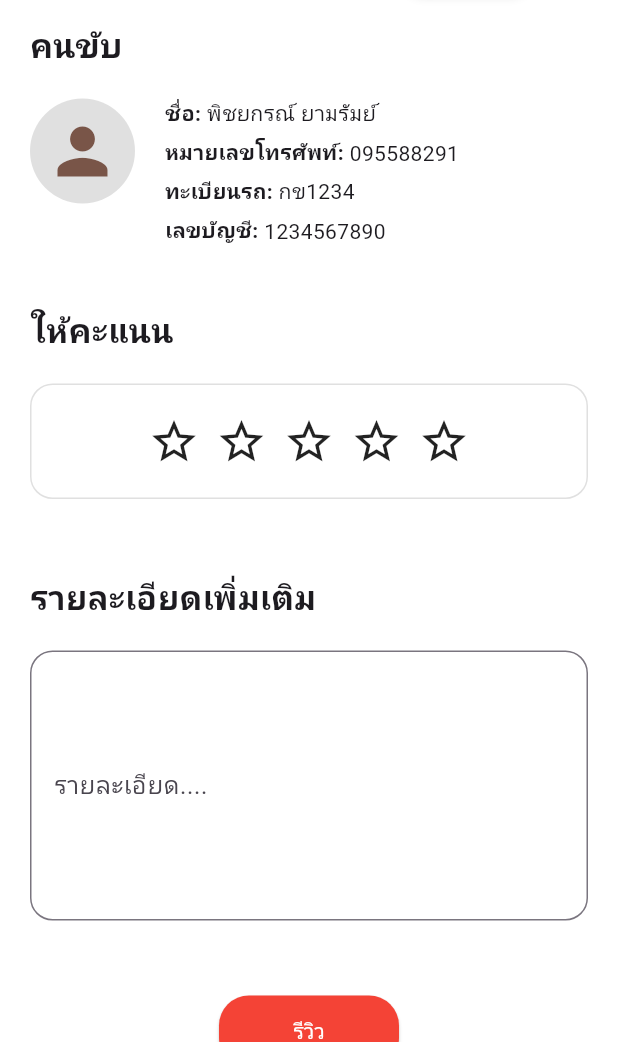
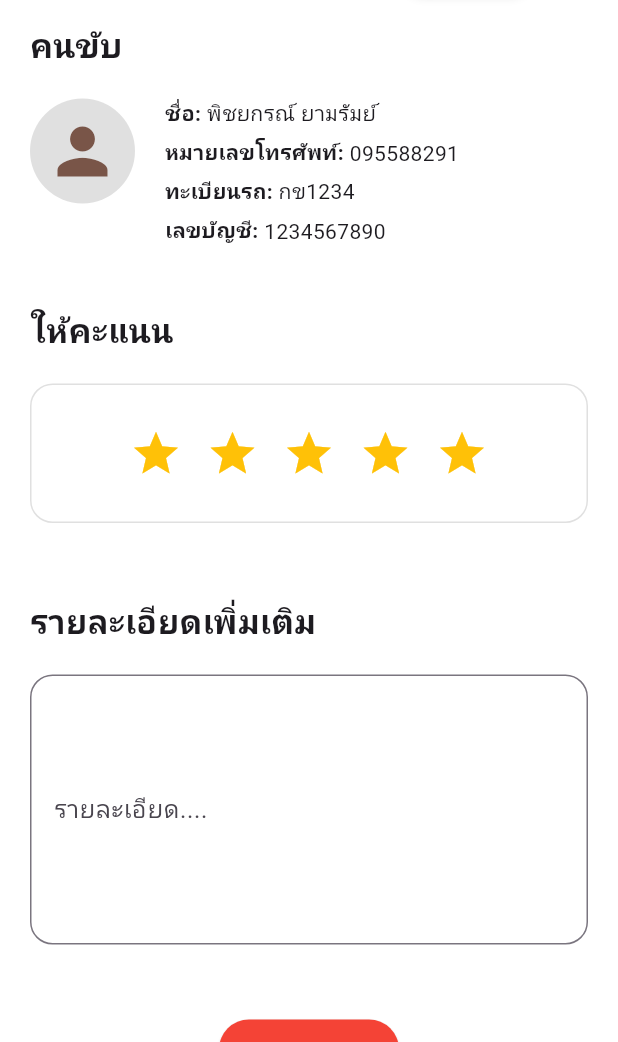
Before and after one commit to 66011212243/caremate_project, a Flutter app: the ReviewPage screen opened directly, on a phone screen of 412 x 824 dp, the part 194-1236 px from its top. Run offline on Flutter 3.47's test engine with Material 3 defaults, Android fonts, the phone set to English and light mode, and no system bars; our stand-ins replace cloud_firestore, firebase_auth, firebase_core, fluttertoast, geocoding, geolocator and 2 more; missing offline and left inert: bcrypt, longdo_maps_api3_flutter; accounts and stored records are empty.

Commit message:
add code

```diff
--- a/lib/main.dart
+++ b/lib/main.dart
@@ -11,6 +11,7 @@ import 'package:caremate_application/page/homepage_provider.dart';
 import 'package:caremate_application/page/homepage_service.dart';
 import 'package:caremate_application/page/map_page.dart';
 import 'package:flutter/material.dart';
+import 'package:caremate_application/page/review.dart';
 
 Future<void> main() async {
   WidgetsFlutterBinding.ensureInitialized();
@@ -34,7 +35,7 @@ class MyApp extends StatelessWidget {
         //
         colorScheme: ColorScheme.fromSeed(seedColor: Colors.deepPurple),
       ),
-      home: BreakStatusJob(),
+      home: ReviewPage(),
     );
   }
 }
--- a/lib/page/review.dart
+++ b/lib/page/review.dart
@@ -1,7 +1,60 @@
+import 'package:caremate_application/page/Report.dart';
 import 'package:flutter/material.dart';
+import 'package:cloud_firestore/cloud_firestore.dart';
 
 class ReviewPage extends StatelessWidget {
-  const ReviewPage({super.key});
+  final String jobId;
+  final String driverName;
+  final String driverId;
+  final String phoneNumber;
+  final String licensePlate;
+  final String promptPay;
+
+  ReviewPage({
+    super.key,
+    this.jobId = "001",
+    this.driverName = "พิชยกรณ์ ยามรัมย์",
+    this.driverId = "01",
+    this.phoneNumber = "095588291",
+    this.licensePlate = "กข1234",
+    this.promptPay = "1234567890",
+  });
+
+  //  2. สร้างตัวแปรเก็บข้อความ และ คะแนนดาว (ใช้ ValueNotifier แบบง่าย ไม่ต้องแปลงเป็น StatefulWidget)
+  final TextEditingController commentController = TextEditingController();
+  final ValueNotifier<int> ratingNotifier = ValueNotifier<int>(5);
+
+  //  3. ฟังก์ชันบันทึกลง Firebase
+  void _saveReview(BuildContext context) async {
+    if (commentController.text.trim().isEmpty) {
+      ScaffoldMessenger.of(context).showSnackBar(
+        const SnackBar(content: Text('กรุณากรอกรายละเอียดเพิ่มเติม')),
+      );
+      return;
+    }
+
+    try {
+      await FirebaseFirestore.instance.collection('review').add({
+        'jobId': jobId,
+        'driverId': driverId,
+        'rating': ratingNotifier.value,
+        'comment': commentController.text.trim(),
+      });
+
+      if (context.mounted) {
+        ScaffoldMessenger.of(
+          context,
+        ).showSnackBar(const SnackBar(content: Text('บันทึกรีวิวสำเร็จ!')));
+        Navigator.pop(context);
+      }
+    } catch (e) {
+      if (context.mounted) {
+        ScaffoldMessenger.of(
+          context,
+        ).showSnackBar(SnackBar(content: Text('เกิดข้อผิดพลาด: $e')));
+      }
+    }
+  }
 
   @override
   Widget build(BuildContext context) {
@@ -9,7 +62,10 @@ class ReviewPage extends StatelessWidget {
       backgroundColor: Colors.white,
 
       appBar: AppBar(
-        leading: const Icon(Icons.arrow_back, color: Colors.black),
+        leading: IconButton(
+          icon: const Icon(Icons.arrow_back, color: Colors.black),
+          onPressed: () => Navigator.pop(context),
+        ),
 
         title: const Text(
           'รีวิว',
@@ -42,7 +98,12 @@ class ReviewPage extends StatelessWidget {
                       elevation: 3,
                     ),
 
-                    onPressed: () {},
+                    onPressed: () {
+                      Navigator.push(
+                        context,
+                        MaterialPageRoute(builder: (context) => ReportPage()),
+                      );
+                    },
 
                     child: const Text("รายงาน"),
                   ),
@@ -58,10 +119,7 @@ class ReviewPage extends StatelessWidget {
               /// หัวข้อคนขับ
               const Text(
                 "คนขับ",
-                style: TextStyle(
-                  fontSize: 22,
-                  fontWeight: FontWeight.bold,
-                ),
+                style: TextStyle(fontSize: 22, fontWeight: FontWeight.bold),
               ),
 
               const SizedBox(height: 20),
@@ -83,18 +141,16 @@ class ReviewPage extends StatelessWidget {
 
                   const SizedBox(width: 20),
 
-                  const Column(
+                  Column(
                     crossAxisAlignment: CrossAxisAlignment.start,
                     children: [
                       Row(
                         children: [
-                          Text(
+                          const Text(
                             "ชื่อ: ",
-                            style: TextStyle(
-                              fontWeight: FontWeight.bold,
-                            ),
+                            style: TextStyle(fontWeight: FontWeight.bold),
                           ),
-                          Text("พิชยกรณ์ ยามรัมย์"),
+                          Text(driverName),
                         ],
                       ),
 
@@ -102,13 +158,11 @@ class ReviewPage extends StatelessWidget {
 
                       Row(
                         children: [
-                          Text(
+                          const Text(
                             "หมายเลขโทรศัพท์: ",
-                            style: TextStyle(
-                              fontWeight: FontWeight.bold,
-                            ),
+                            style: TextStyle(fontWeight: FontWeight.bold),
                           ),
-                          Text("095588291"),
+                          Text(phoneNumber),
                         ],
                       ),
 
@@ -116,13 +170,11 @@ class ReviewPage extends StatelessWidget {
 
                       Row(
                         children: [
-                          Text(
+                          const Text(
                             "ทะเบียนรถ: ",
-                            style: TextStyle(
-                              fontWeight: FontWeight.bold,
-                            ),
+                            style: TextStyle(fontWeight: FontWeight.bold),
                           ),
-                          Text("กข1234"),
+                          Text(licensePlate),
                         ],
                       ),
 
@@ -130,13 +182,11 @@ class ReviewPage extends StatelessWidget {
 
                       Row(
                         children: [
-                          Text(
+                          const Text(
                             "เลขบัญชี: ",
-                            style: TextStyle(
-                              fontWeight: FontWeight.bold,
-                            ),
+                            style: TextStyle(fontWeight: FontWeight.bold),
                           ),
-                          Text("1234567890"),
+                          Text(promptPay),
                         ],
                       ),
                     ],
@@ -149,10 +199,7 @@ class ReviewPage extends StatelessWidget {
               /// ให้คะแนน
               const Text(
                 "ให้คะแนน",
-                style: TextStyle(
-                  fontSize: 22,
-                  fontWeight: FontWeight.bold,
-                ),
+                style: TextStyle(fontSize: 22, fontWeight: FontWeight.bold),
               ),
 
               const SizedBox(height: 20),
@@ -166,23 +213,28 @@ class ReviewPage extends StatelessWidget {
                   borderRadius: BorderRadius.circular(15),
                 ),
 
-                child: const Row(
-                  mainAxisAlignment: MainAxisAlignment.center,
-                  children: [
-                    Icon(Icons.star_border, size: 35),
-                    SizedBox(width: 10),
-
-                    Icon(Icons.star_border, size: 35),
-                    SizedBox(width: 10),
-
-                    Icon(Icons.star_border, size: 35),
-                    SizedBox(width: 10),
-
-                    Icon(Icons.star_border, size: 35),
-                    SizedBox(width: 10),
-
-                    Icon(Icons.star_border, size: 35),
-                  ],
+                child: ValueListenableBuilder<int>(
+                  valueListenable: ratingNotifier,
+                  builder: (context, currentRating, child) {
+                    return Row(
+                      mainAxisAlignment: MainAxisAlignment.center,
+                      children: List.generate(5, (index) {
+                        final starIndex = index + 1;
+                        return IconButton(
+                          onPressed: () => ratingNotifier.value = starIndex,
+                          icon: Icon(
+                            starIndex <= currentRating
+                                ? Icons.star
+                                : Icons.star_border,
+                            size: 35,
+                            color: starIndex <= currentRating
+                                ? Colors.amber
+                                : Colors.grey,
+                          ),
+                        );
+                      }),
+                    );
+                  },
                 ),
               ),
 
@@ -191,10 +243,7 @@ class ReviewPage extends StatelessWidget {
               /// รายละเอียดเพิ่มเติม
               const Text(
                 "รายละเอียดเพิ่มเติม",
-                style: TextStyle(
-                  fontSize: 22,
-                  fontWeight: FontWeight.bold,
-                ),
+                style: TextStyle(fontSize: 22, fontWeight: FontWeight.bold),
               ),
 
               const SizedBox(height: 20),
@@ -204,6 +253,7 @@ class ReviewPage extends StatelessWidget {
                 height: 180,
 
                 child: TextField(
+                  controller: commentController, //  ผูก controller ดึงข้อความ
                   maxLines: null,
                   expands: true,
 
@@ -236,7 +286,7 @@ class ReviewPage extends StatelessWidget {
                       padding: const EdgeInsets.symmetric(vertical: 14),
                     ),
 
-                    onPressed: () {},
+                    onPressed: () => _saveReview(context),
 
                     child: const Text("รีวิว"),
                   ),
--- a/pubspec.yaml
+++ b/pubspec.yaml
@@ -46,6 +46,7 @@ dependencies:
   google_sign_in: ^6.2.1
   firebase_auth: ^6.2.0
   fluttertoast: ^9.0.0
+  flutter_rating_bar: ^4.0.1 # ตัวช่วยทำระบบดาว
 
 dev_dependencies:
   flutter_test:
```
Also changed, not shown: lib/page/Report.dart (+51 -2 lines), pubspec.lock.
